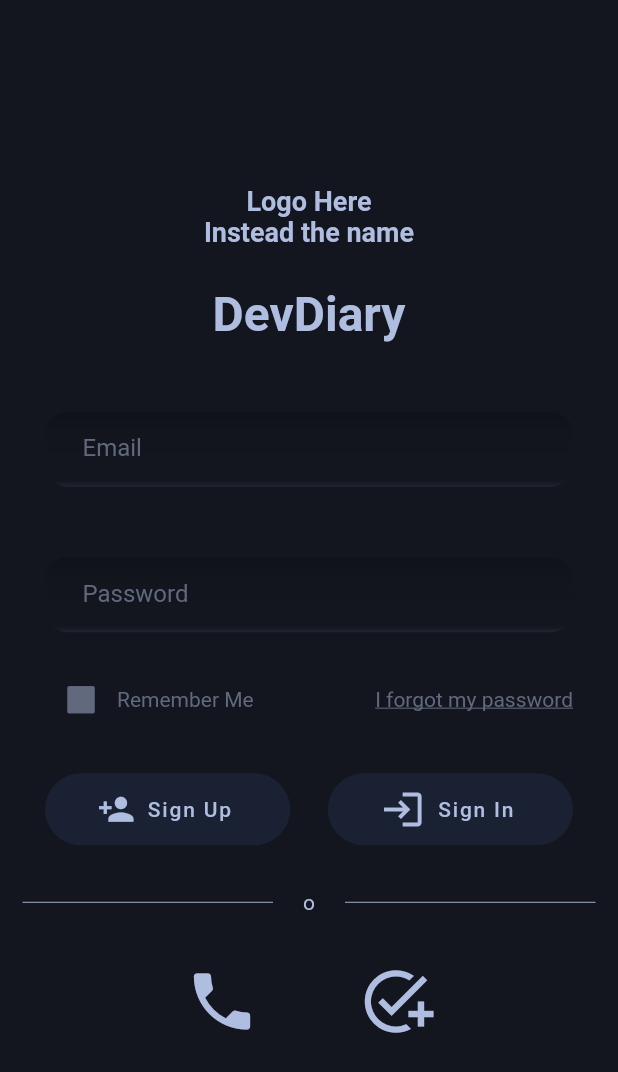
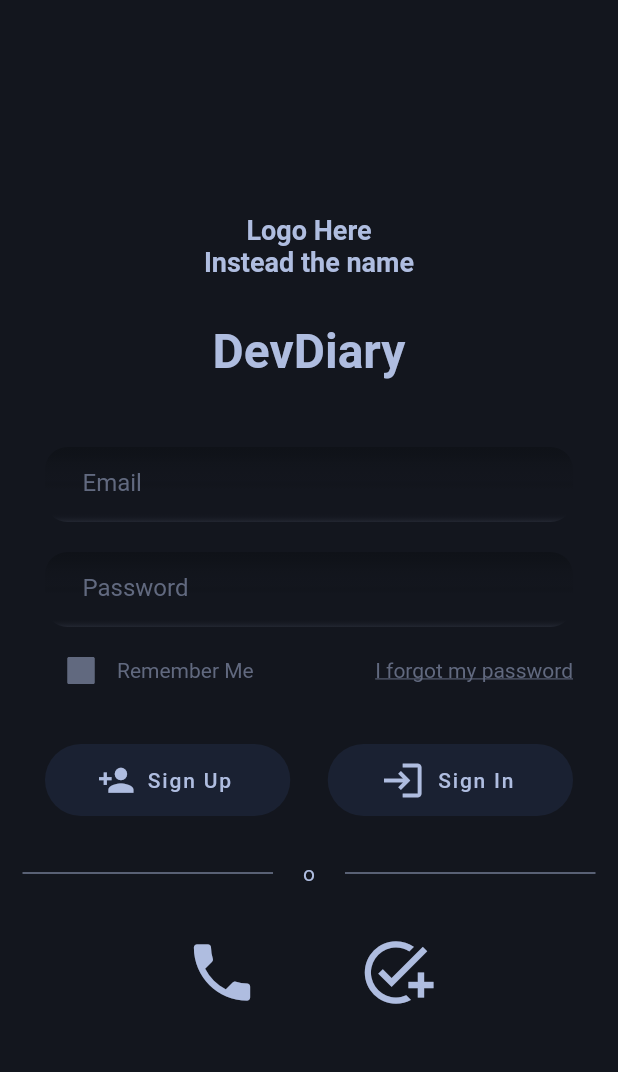
Before and after one commit to jicv22/DevDiary, a Flutter app: the screen it shows after launch, on a phone screen of 412 x 824 dp. Shown: the top 1072 px of the screen. Run offline on Flutter 3.47's test engine with Material 2 defaults, Android fonts, the phone set to English and light mode, and no system bars.

```diff
--- a/lib/pages/auth/login.dart
+++ b/lib/pages/auth/login.dart
@@ -6,13 +6,16 @@ import 'package:dev_diary/widgets/custom_checkbox.dart';
 import 'package:dev_diary/widgets/custom_form.dart';
 import 'package:flutter/material.dart';
 
+
 class Login extends StatelessWidget{
+
   const Login({super.key});
 
   @override
   Widget build(BuildContext context) {
-    final formKey = GlobalKey<FormState>();
-
+    GlobalKey<FormState> formKey = GlobalKey<FormState>();
+    TextEditingController emailControl = TextEditingController();
+    TextEditingController passwordControl =  TextEditingController();
     return Center(
         child: ListView(
           physics: const BouncingScrollPhysics(),
@@ -28,7 +31,7 @@ class Login extends StatelessWidget{
                 )
             ),
             const SizedBox(
-              height: 25,
+              height: 30,
             ),
             Center(
                 child: CustomText(
@@ -40,15 +43,30 @@ class Login extends StatelessWidget{
                 )
             ),
             const SizedBox(
-              height: 25,
+              height: 40,
             ),
             CustomForm(
               formKey: formKey,
               faActions: 25,
               inputs: [
-                CustomTextFormField(label: 'Email', error: 'Please enter a valid email') ,
-                const SizedBox(height: 5,),
-                CustomTextFormField(label: 'Password', isPassword: true, error: 'Please enter a valid password'),
+                CustomTextFormField(
+                  textEditingController: emailControl,
+                  label: 'Email',
+                  getValidatorValue: (String? value){
+                    if(value == null || value.isEmpty) return 'Type a valid email';
+                    return null;
+                  }
+                ) ,
+                const SizedBox(height: 10,),
+                CustomTextFormField(
+                  textEditingController: passwordControl,
+                  label: 'Password',
+                  isPassword: true,
+                  getValidatorValue: (String? value){
+                    if(value == null || value.isEmpty) return 'Type a valid password';
+                    return null;
+                  }
+                ),
                 Container(
                   margin: const EdgeInsets.symmetric(horizontal: 30),
                   child: Row(
@@ -60,7 +78,7 @@ class Login extends StatelessWidget{
                         isUnderline: true,
                         type: 't2',
                         color: (colorPalette['secondary-light'])!,
-                        onTap: (){print('*****************\nI forgat my password\n*****************');},
+                        onTap: (){print('*****************\nI forgot my password\n*****************');},
                       )
                     ],
                   ),
@@ -93,9 +111,13 @@ class Login extends StatelessWidget{
                       color: (colorPalette['primary-light'])!,
                       onTap: () {
                         if (formKey.currentState!.validate()) {
-                          ScaffoldMessenger.of(context).showSnackBar(
+                          /*ScaffoldMessenger.of(context).showSnackBar(
                             const SnackBar(content: Text('Processing Data')),
-                          );
+                          );*/
+                          print('******************************');
+                          print(emailControl.text);
+                          print(passwordControl.text);
+                          print('******************************');
                         }
                       },
                     )
@@ -142,5 +164,4 @@ class Login extends StatelessWidget{
         )
     );
   }
-
 }
--- a/lib/utils/color_palette.dart
+++ b/lib/utils/color_palette.dart
@@ -8,7 +8,7 @@ const Map<String, Color> colorPalette = {
   'primary-action-light': Color.fromARGB(255, 26, 33, 50),
   'primary-dark': Color.fromARGB(255, 19, 22, 30),
   'primary-dark-shadow': Color.fromARGB(255, 15, 18, 24),
-  'error-light': Colors.red,
+  'error-light': Color.fromARGB(255, 210, 50, 38),
   'error-dark': Color.fromARGB(255, 50, 26, 30),
   'transparent': Color.fromARGB(0, 255, 255, 255),
 };
--- a/lib/widgets/custom_text_form_field.dart
+++ b/lib/widgets/custom_text_form_field.dart
@@ -6,15 +6,20 @@ class CustomTextFormField extends StatefulWidget {
   CustomTextFormField(
       {
         this.text = '',
-        this.error = '',
         this.label = '',
         this.isPassword = false,
+        this.getValidatorValue,
+        this.isFormInvalid = false,
+        required this.textEditingController,
         super.key
       }
       );
 
-  String text, label, error;
+  String text, label;
   bool isPassword;
+  bool isFormInvalid;
+  Function? getValidatorValue;
+  TextEditingController textEditingController;
 
   @override
   State<CustomTextFormField> createState() => _CustomTextFormFieldState();
@@ -22,23 +27,23 @@ class CustomTextFormField extends StatefulWidget {
 
 class _CustomTextFormFieldState extends State<CustomTextFormField> {
 
+  String? error;
   bool isLabelVisible = false;
-  bool isFormInvalid = false;
   double sideMargin = 30;
   @override
   Widget build(BuildContext context) {
     return Column(
       children: [
-        Container(
+        isLabelVisible == true ? Container(
             width: 1000,
             margin: EdgeInsets.symmetric(horizontal: sideMargin + 20),
             child: CustomText(
-                isLabelVisible == true ? widget.label : '',
+                widget.label,
                 color: colorPalette['secondary-light']!,
                 type: 't2',
                 textAlign: TextAlign.start
             )
-        ),
+        ): const SizedBox(),
         const SizedBox(height: 5,),
         Container(
           height: 50,
@@ -59,11 +64,12 @@ class _CustomTextFormFieldState extends State<CustomTextFormField> {
                 (colorPalette['primary-dark'])!.withAlpha(0),
                 (colorPalette['primary-dark'])!.withAlpha(0),
                 (colorPalette['primary-dark'])!.withAlpha(0),
-                isFormInvalid ? (colorPalette['error-dark'])! : (colorPalette['secondary-light'])!.withAlpha(50), // aun esta en veremos
+                error != null ? (colorPalette['error-dark'])! : (colorPalette['secondary-light'])!.withAlpha(50), // aun esta en veremos
               ],
             ),
           ),
           child: TextFormField(
+            controller: widget.textEditingController,
             obscureText: widget.isPassword,
             enableSuggestions: !widget.isPassword,
             autocorrect: !widget.isPassword,
@@ -71,7 +77,7 @@ class _CustomTextFormFieldState extends State<CustomTextFormField> {
               color: colorPalette['primary-light'],
             ),
             decoration: InputDecoration(
-              hintText: widget.label, // HACER QUE SE MUESTRE NU LABEL FALSO CON ANIMACION CUANDO SE ESCRIBA YA HAYA CONTENIDO EN EL TEXTFORMFIELD
+              hintText: widget.label,
               hintStyle: TextStyle(
                 color: colorPalette['secondary-light'],
               ),
@@ -89,43 +95,45 @@ class _CustomTextFormFieldState extends State<CustomTextFormField> {
               ),
             ),
             validator: (value) {
-              if (value == null || value.isEmpty) {
+              try{
                 setState(() {
-                  isFormInvalid = true;
+                  error = widget.getValidatorValue!(value);
                 });
                 return '';
+              }catch(er){
+                setState(() {
+                  error = null;
+                });
+
+                return null;
               }
-              setState(() {
-                isFormInvalid = false;
-              });
-              return null;
             },
-            onChanged: (value) => {
+            onChanged: (value){
               if (value.isNotEmpty) {
                 if(!isLabelVisible){
                   setState(() => {
                     isLabelVisible = true
-                  })
+                  });
                 }
               }else{
                 setState(() => {
                   isLabelVisible = false
-                })
+                });
               }
             },
           ),
         ),
         const SizedBox(height: 5,),
-        Container(
+        error != null  ? Container(
             width: 1000,
             margin: EdgeInsets.symmetric(horizontal: sideMargin + 20),
             child: CustomText(
-                isFormInvalid == true ? widget.error : '',
+                error!,
                 color: colorPalette['error-light']!,
                 type: 't2',
                 textAlign: TextAlign.start
             )
-        ),
+        ) : const SizedBox(),
       ],
     );
   }
```
Also changed, not shown: lib/widgets/custom_input.dart (deleted, +0 -18 lines). Lines whose indentation alone changed are shown as unchanged.
